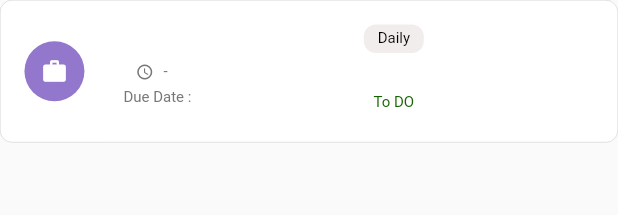
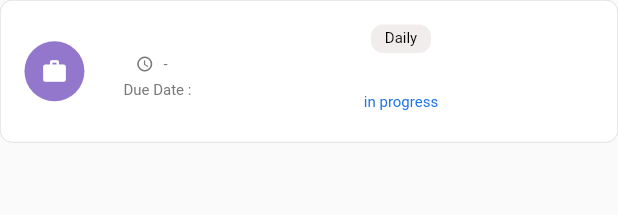
Before and after one commit to Rwan00/ToDo_Trax, a Flutter app: the OngoingTaskTile widget shown alone on an empty page, opened directly with empty values, on a phone screen of 412 x 824 dp. Shown: the top 215 px of the screen. Run offline on Flutter 3.47's test engine with Material 2 defaults, Android fonts, the phone set to English and light mode, and no system bars; our stand-ins replace date_picker_timeline, flutter_bloc, flutter_staggered_animations, flutter_svg, get, get_storage and 4 more; accounts and stored records are empty.

```diff
--- a/lib/ui/theme.dart
+++ b/lib/ui/theme.dart
@@ -155,3 +155,19 @@ TextStyle get txtSplash {
         color:   Color.fromRGBO(58, 58, 58, 1),
       ));
 }
+TextStyle get txtDis {
+  return GoogleFonts.roboto(
+      textStyle:    const TextStyle(
+        fontWeight: FontWeight.w400,
+        fontSize: 10,
+        color:   Colors.white,
+      ));
+}
+TextStyle get taskTileH {
+  return GoogleFonts.roboto(
+      textStyle:  TextStyle(
+        fontWeight: FontWeight.w500,
+        fontSize: 20,
+        color:   Get.isDarkMode? const Color.fromRGBO(202, 202, 202, 1) : const Color.fromRGBO(97, 97, 97, 1) ,
+      ));
+}
--- a/lib/ui/views/ongoing_view.dart
+++ b/lib/ui/views/ongoing_view.dart
@@ -31,7 +31,7 @@ class Ongoing extends StatelessWidget {
       child: Scaffold(
         backgroundColor: context.theme.colorScheme.background,
         appBar: buildAppBar(context),
-        body: const OngoingBody(),
+        body:  OngoingBody(),
         floatingActionButton: FloatingActionButton(
           onPressed: () {
             Navigator.pushReplacement(
--- a/lib/ui/widgets/ongoing_task_tile.dart
+++ b/lib/ui/widgets/ongoing_task_tile.dart
@@ -19,7 +19,7 @@ class OngoingTaskTile extends StatelessWidget {
         border: Border.all(color: const Color(0xffBFBFBF), width: 0.3),
         borderRadius: BorderRadius.circular(8),
         color:
-            Get.isDarkMode ? const Color.fromRGBO(44, 44, 44, 1) : Colors.white,
+        Get.isDarkMode ? const Color.fromRGBO(35, 35, 35, 1) : Colors.white,
       ),
       child: Row(
         children: <Widget>[
@@ -76,7 +76,7 @@ class OngoingTaskTile extends StatelessWidget {
               ),
               Text(
                 task.title!,
-                style: heading,
+                style: taskTileH,
               ),
               const SizedBox(
                 height: 6.5,
@@ -145,9 +145,13 @@ class OngoingTaskTile extends StatelessWidget {
               height: 20,
             ),
             Text(
-              task.isCompleted == 0 ? "To DO" : "Completed",
+              task.isCompleted == 0 ? "in progress" : task.isCompleted == 1
+                  ? "Completed"
+                  : "Canceled",
               style: subHeading.copyWith(
-                  color: const Color.fromRGBO(20, 99, 0, 1)),
+                  color: task.isCompleted == 0 ? const Color.fromRGBO(
+                      26, 115, 233, 1) : task.isCompleted == 1 ? const Color
+                      .fromRGBO(20, 99, 0, 1) : const Color.fromRGBO(240, 79, 79, 1)),
             ),
             //const SizedBox(height: 16,),
           ])
```
Also changed, not shown: lib/ui/methods/show_dialog.dart (added, +92 -0 lines), lib/ui/methods/show_ongoing_tasks.dart (+77 -20 lines). Lines whose indentation alone changed are shown as unchanged.
